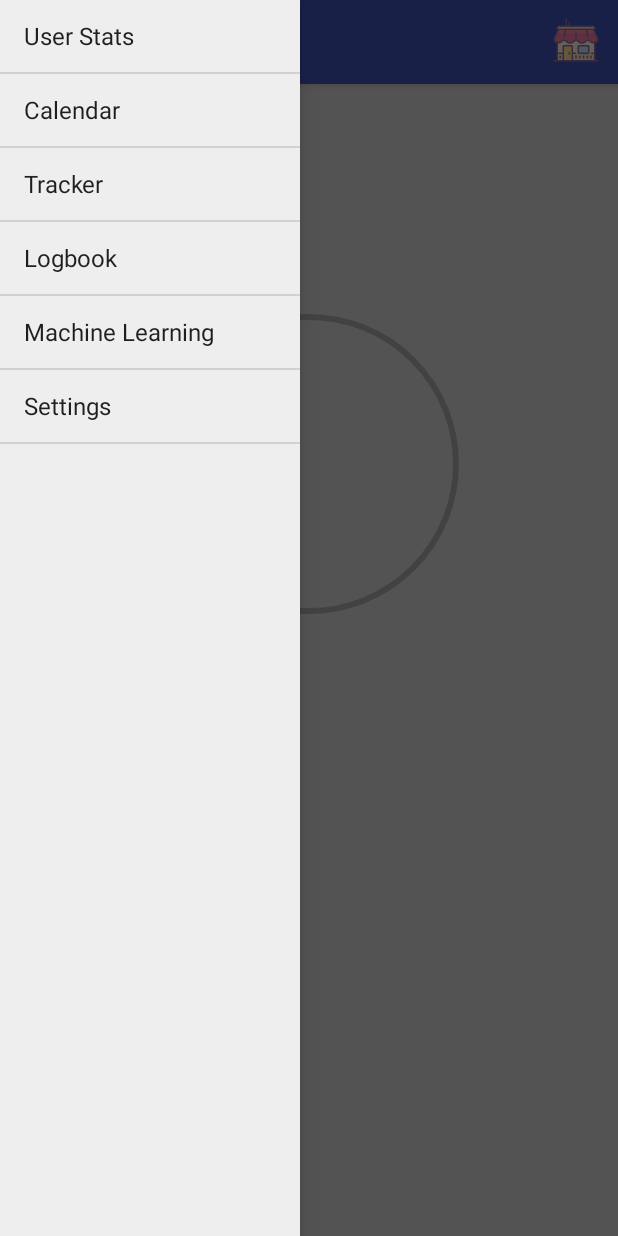
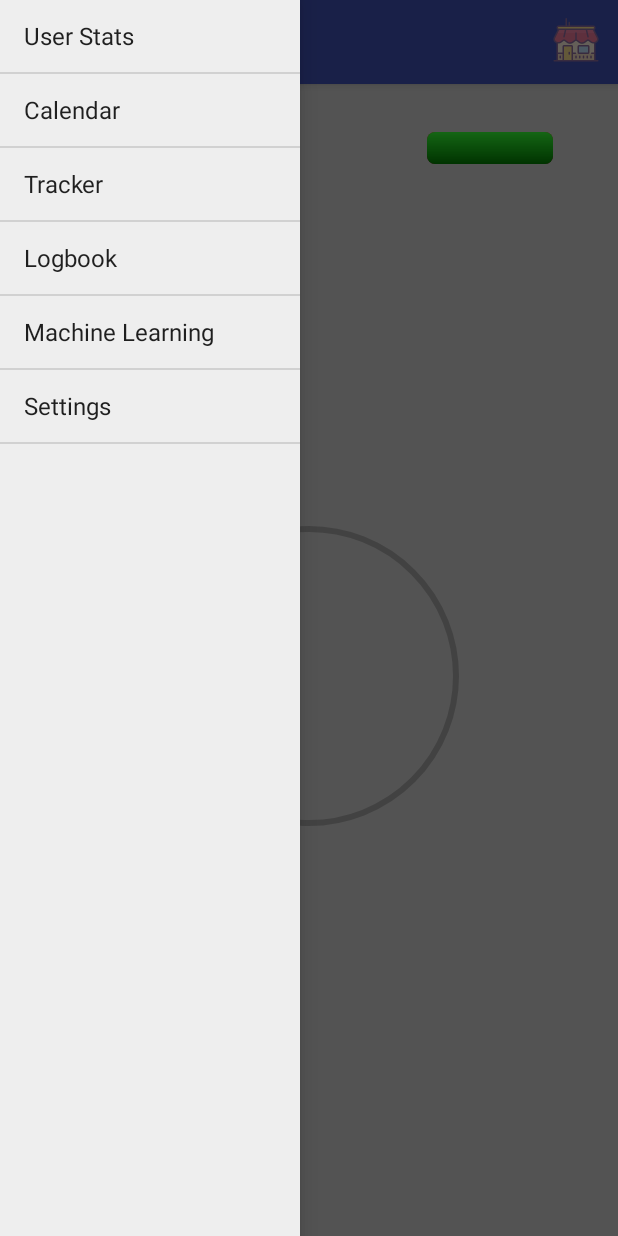
Before and after one commit to CS3398-Cappucino-Dreamers/CS3398-Cappucino-F2017, an Android app: the HomePage screen opened directly, with no data from a screen before it, with the side drawer open, on a phone screen of 412 x 824 dp. Run offline under Robolectric (Android 15) with nearby library versions, the phone set to English and light mode, and no system bars; libraries missing offline, so code that uses them is left out: com.aurelhubert.ahbottomnavigation; plain views replace AHBottomNavigation; 1 statement that could not run was skipped.

Commit message:
Functioning Health Bar
Still needs to be linked to the HP vendor when created.

```diff
--- a/MyApplication/app/src/main/java/com/example/ben/fitordie/Login/HomePage.java
+++ b/MyApplication/app/src/main/java/com/example/ben/fitordie/Login/HomePage.java
@@ -13,6 +13,7 @@ import android.widget.AdapterView;
 import android.widget.ArrayAdapter;
 import android.widget.Button;
 import android.widget.ListView;
+import android.widget.ProgressBar;
 import android.widget.SeekBar;
 import android.widget.TextView;
 import android.widget.Toast;
@@ -36,6 +37,7 @@ public class HomePage extends AppCompatActivity {
     private AHBottomNavigationItem item1; // item1 of the bottom nav bar (Far left)
     private ListView mDrawerList; // listview for the navigation drawer
     private ArrayAdapter<String> mAdapter; // Adapts Data
+    private ProgressBar progressBar;
 
     @Override
     protected void onCreate(Bundle savedInstanceState) {
@@ -62,6 +64,10 @@ public class HomePage extends AppCompatActivity {
 
         circleProgressBar = (CircleProgressBar)findViewById(R.id.custom_progressBar);
         goToCalendarIntent = new Intent(this, CalendarActivity.class);
+
+        progressBar = (ProgressBar)findViewById(R.id.progressBar);
+        progressBar.setProgress(100);
+
 
     }
 
@@ -92,6 +98,7 @@ public class HomePage extends AppCompatActivity {
                         @Override
                         public void run() {
                             circleProgressBar.setProgress(a);
+                            progressBar.setProgress(100-a);
                             circleProgressBar.setColor(Color.rgb(0,0,a*3));
                             progressField.setText("Goal: " + a + "% Complete");
                         }
--- /dev/null
+++ b/MyApplication/app/src/main/res/drawable/progress_drawable_blue.xml
@@ -0,0 +1,45 @@
+<?xml version="1.0" encoding="utf-8"?>
+<layer-list xmlns:android="http://schemas.android.com/apk/res/android">
+    <item android:id="@android:id/background">
+        <shape>
+            <corners android:radius="5dip" />
+            <gradient
+                android:startColor="#ed4242"
+                android:centerColor="#752424"
+                android:centerY="0.75"
+                android:endColor="#8c2b2b"
+                android:angle="270"
+                />
+        </shape>
+    </item>
+
+    <item android:id="@android:id/secondaryProgress">
+        <clip>
+            <shape>
+                <corners android:radius="5dip" />
+                <gradient
+                    android:startColor="#80ffd300"
+                    android:centerColor="#80ffb600"
+                    android:centerY="0.75"
+                    android:endColor="#a0ffcb00"
+                    android:angle="270"
+                    />
+            </shape>
+        </clip>
+    </item>
+    <item
+        android:id="@android:id/progress"
+        >
+        <clip>
+            <shape>
+                <corners
+                    android:radius="5dip" />
+                <gradient
+                    android:startColor="#33FF33"
+                    android:endColor="#008000"
+                    android:angle="270" />
+            </shape>
+        </clip>
+    </item>
+
+</layer-list>
--- a/MyApplication/app/src/main/res/layout/activity_home_page.xml
+++ b/MyApplication/app/src/main/res/layout/activity_home_page.xml
@@ -68,7 +68,7 @@
             android:layout_marginTop="150dp"
             app:layout_constraintBottom_toBottomOf="parent"
             android:layout_marginBottom="8dp"
-            app:layout_constraintVertical_bias="0.32999998"
+            app:layout_constraintVertical_bias="0.564"
             android:layout_marginStart="8dp"
             android:layout_marginEnd="8dp">
         </com.example.ben.fitordie.Login.customviews.CircleProgressBar>
@@ -88,6 +88,17 @@
             android:layout_marginEnd="8dp"
             android:textSize="14sp"
             app:layout_constraintHorizontal_bias="0.504" />
+
+        <ProgressBar
+            android:id="@+id/progressBar"
+            style="?android:attr/progressBarStyleHorizontal"
+            android:progressDrawable="@drawable/progress_drawable_blue"
+            android:layout_width="84dp"
+            android:layout_height="21dp"
+            android:layout_marginTop="32dp"
+            app:layout_constraintTop_toBottomOf="@+id/my_toolbar"
+            android:layout_marginRight="43dp"
+            app:layout_constraintRight_toRightOf="parent" />
     </android.support.constraint.ConstraintLayout>
 
     <!-- The navigation drawer -->
--- a/MyApplication/app/src/main/res/values/colors.xml
+++ b/MyApplication/app/src/main/res/values/colors.xml
@@ -6,4 +6,5 @@
     <color name="lightGray">#d1d1d1</color>
     <color name="darkishRed">#af0a0a</color>
     <color name="blackishGray">#262626</color>
+    <color name="healthGreen">#1f7526</color>
 </resources>
```
